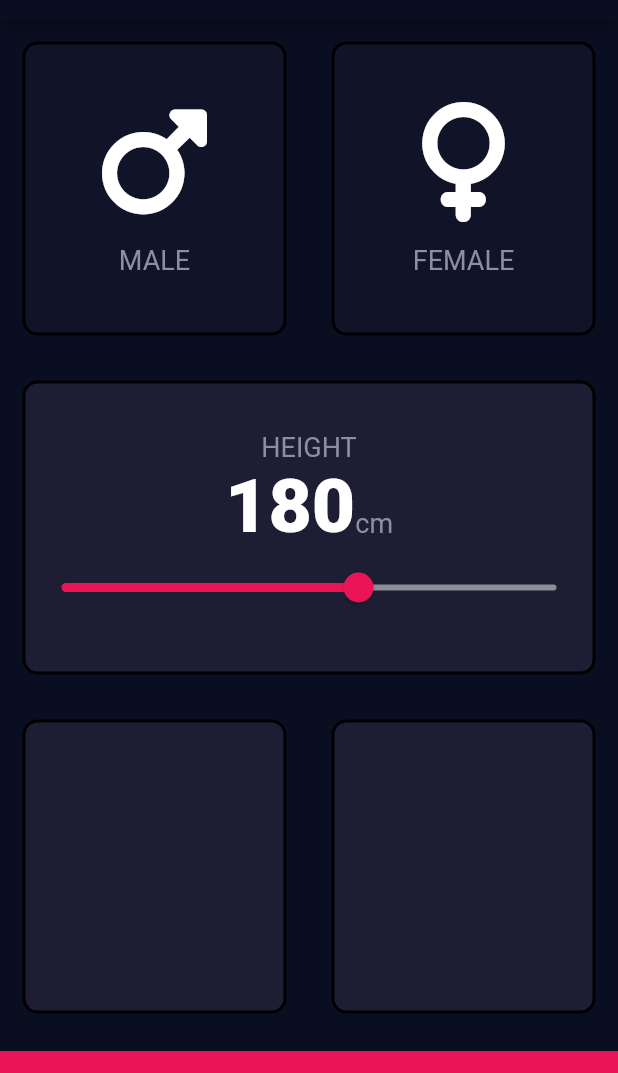
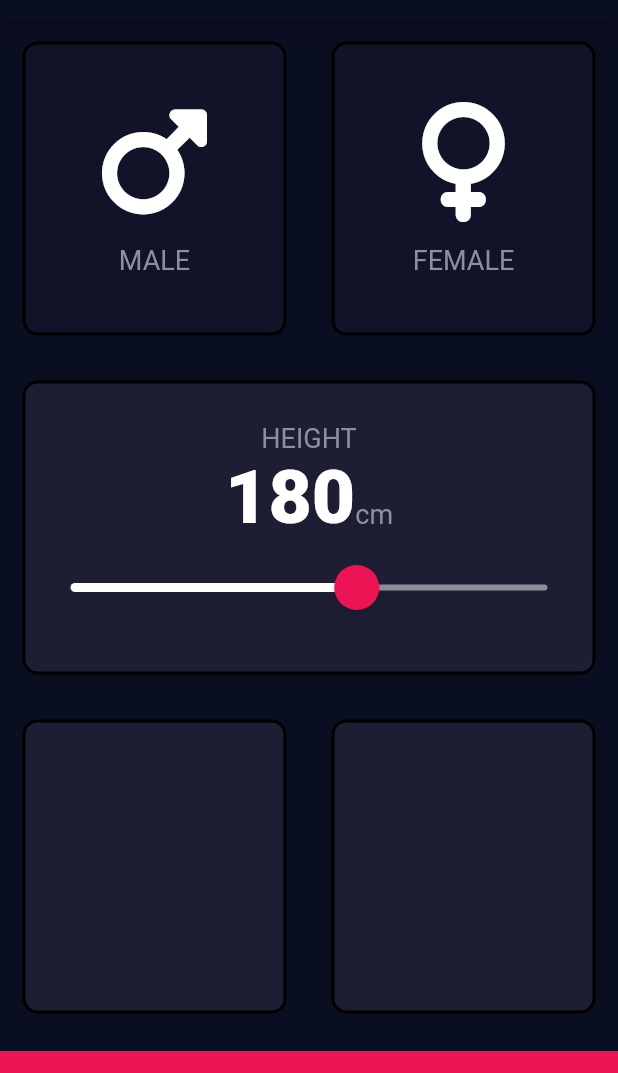
Before and after one commit to rawnakchourasia/bmi_calculator_flutter, a Flutter app: the screen it shows after launch, on a phone screen of 412 x 824 dp, the part 65-1138 px from its top. Run offline on Flutter 3.47's test engine with Material 2 defaults, Android fonts, the phone set to English and light mode, and no system bars; our stand-ins replace font_awesome_flutter.

Commit message:
SliderTheme implementation

```diff
--- a/lib/input_page.dart
+++ b/lib/input_page.dart
@@ -89,17 +89,26 @@ class _InputPageState extends State<InputPage> {
                       ),
                     ],
                   ),
-                  Slider(
+                  SliderTheme(
+                    data: SliderTheme.of(context).copyWith(
+                        inactiveTrackColor: const Color(0XFF8d8e98),
+                        activeTrackColor: Colors.white,
+                        thumbColor: const Color(0XFFEB1555),
+                        overlayColor: const Color(0X29EB1555),
+                        thumbShape:
+                            const RoundSliderThumbShape(enabledThumbRadius: 15),
+                        overlayShape:
+                            const RoundSliderOverlayShape(overlayRadius: 30)),
+                    child: Slider(
                         value: height.toDouble(),
                         min: 120.0,
                         max: 220.0,
-                      activeColor: const Color(0XFFEB1555),
-                      inactiveColor: const Color(0XFF8d8e98),
                         onChanged: (double newValue) {
                           setState(() {
                             height = newValue.round();
                           });
-                      })
+                        }),
+                  )
                 ],
               ),
             ))
```
Lines whose indentation alone changed are shown as unchanged.
